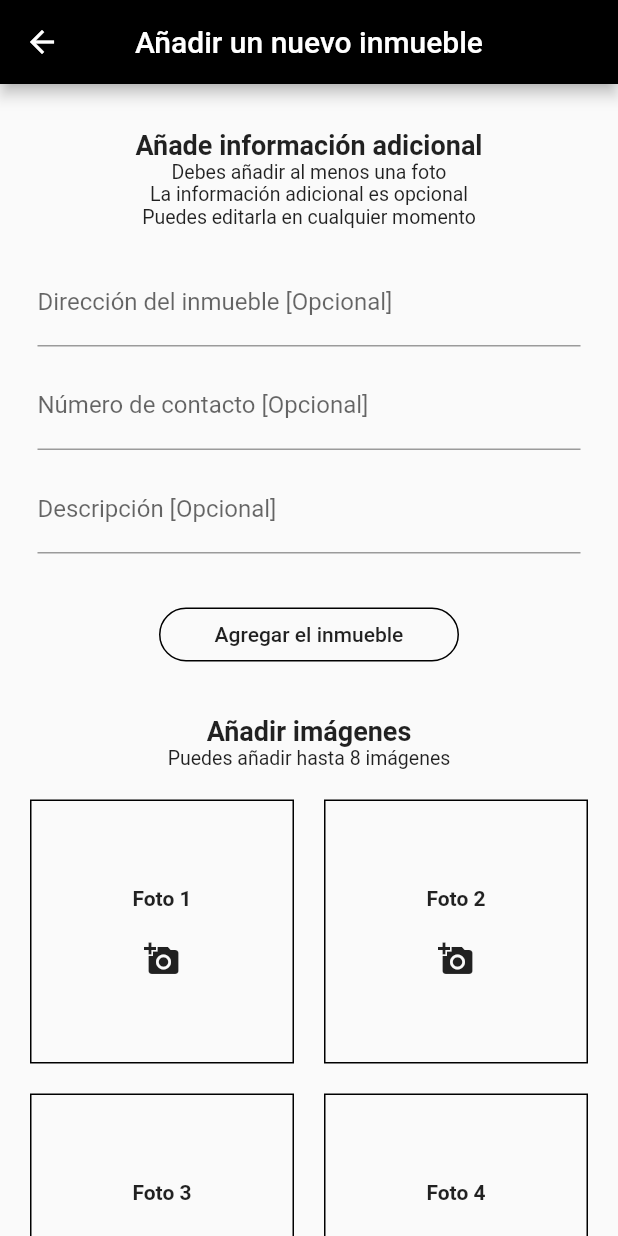
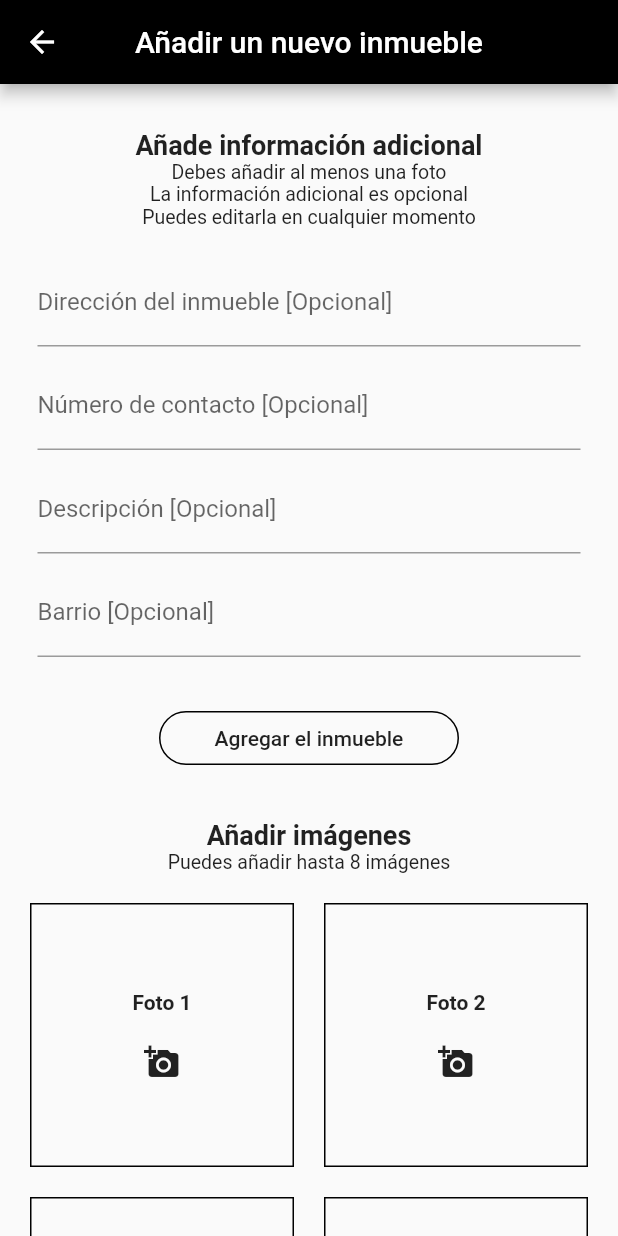
Before and after one commit to svelandiac/lets-walk, a Flutter app: the NewPropertyScreen screen opened by its route, on a phone screen of 412 x 824 dp. Run offline on Flutter 3.47's test engine with Material 2 defaults, Android fonts, the phone set to English and light mode, and no system bars; our stand-ins replace cloud_firestore, firebase_auth, firebase_storage, google_maps_flutter, image_picker, location; missing offline and left inert: geoflutterfire; accounts and stored records are empty; network calls fail; Roboto replaces fonts that are missing (Hind, Montserrat).

```diff
--- a/lib/src/models/property.dart
+++ b/lib/src/models/property.dart
@@ -8,6 +8,7 @@ class Property{
   String _contactNumber;
   List<dynamic> _photos;
   String _description;
+  String _neighborhood;
 
   GeoPoint _location;
   String _geohash;
@@ -19,7 +20,7 @@ class Property{
   bool _show;
 
 
-  Property ({String address, List photos, String description, String contactNumber, String documentID, GeoPoint location, String geohash, bool show = true}) {
+  Property ({String address, List photos, String description, String contactNumber, String documentID, GeoPoint location, String geohash, bool show = true, String neighborhood}) {
     if(photos==null)
       this._photos = List();
     else
@@ -40,6 +41,7 @@ class Property{
       this._geohash = geohash;
 
     this._show = show;
+    this._neighborhood = neighborhood;
   }
 
   String get documentID => this._documentID;
@@ -53,6 +55,7 @@ class Property{
   String get date => this._date;
   String get geohash => this._geohash;
   bool get show => this._show;
+  String get neighborhood => this._neighborhood;
 
   set documentID(String value){
     this._documentID = value;
@@ -98,6 +101,10 @@ class Property{
     this._show = value;
   }
 
+  set neighborhood(String value){
+    this._neighborhood = value;
+  }
+
   get details {
     return {'address': this._address, 'description': this._description, 'contactNumber': this._contactNumber};
   }
--- a/lib/src/services/modify_properties_service.dart
+++ b/lib/src/services/modify_properties_service.dart
@@ -21,7 +21,8 @@ class ModifyPropertiesService with ChangeNotifier {
     return propertyReference.setData({
       'details': _propertyToModify.details,
       'contacting': _propertyToModify.contacting,
-      'isContacted': _propertyToModify.isContacted
+      'isContacted': _propertyToModify.isContacted,
+      'neighborhood': _propertyToModify.neighborhood
     }, merge: true);
   }
 }
--- a/lib/src/services/saved_markers_service.dart
+++ b/lib/src/services/saved_markers_service.dart
@@ -107,6 +107,9 @@ class SavedMarkersService {
           //Show property
           newProperty.show = true;
 
+          //Neighborhood
+          newProperty.neighborhood = document.data['neighborhood'];
+
           locations.addNewProperty(newProperty);
         }
       });
@@ -134,7 +137,8 @@ class SavedMarkersService {
     return _firestore.collection('locations').add({
       'position': point.data,
       'details': property.details,
-      'pictures': _mapFromAList(uploadedPictures)
+      'pictures': _mapFromAList(uploadedPictures),
+      'neighborhood': property.neighborhood
     });
   }
 
--- a/lib/src/ui/add-new-property/new_property_screen.dart
+++ b/lib/src/ui/add-new-property/new_property_screen.dart
@@ -14,6 +14,7 @@ class _NewPropertyScreenState extends State<NewPropertyScreen> {
   TextEditingController _addressController = TextEditingController();
   TextEditingController _contactNumberController = TextEditingController();
   TextEditingController _descriptionController = TextEditingController();
+  TextEditingController _neighborhoodController = TextEditingController();
 
   SavedMarkersService  markersService;
 
@@ -41,7 +42,7 @@ class _NewPropertyScreenState extends State<NewPropertyScreen> {
   }
 
   Future getImage(ImageSource source) async {
-    var image = await ImagePicker.pickImage(source: source);
+    var image = await ImagePicker.pickImage(source: source, imageQuality: 35);
 
     setState(() {
       if(image!=null)
@@ -62,6 +63,7 @@ class _NewPropertyScreenState extends State<NewPropertyScreen> {
       newProperty.address = _addressController.text;
       newProperty.contactNumber = _contactNumberController.text;
       newProperty.description = _descriptionController.text;
+      newProperty.neighborhood = _neighborhoodController.text;
 
       markersService.addGeoPoint(newProperty).then((onValue){
         setState(() {
@@ -179,6 +181,16 @@ class _NewPropertyScreenState extends State<NewPropertyScreen> {
                 ),
               ),
               Padding(
+                padding: const EdgeInsets.only(right: 25.0, left: 25.0, top: 10.0),
+                child: TextField(
+                  controller: _neighborhoodController,
+                  decoration: InputDecoration(
+                    hintText: 'Barrio',
+                    labelText: 'Barrio [Opcional]'
+                  ),
+                ),
+              ),
+              Padding(
                 padding: const EdgeInsets.only(top: 30.0),
                 child: RoundedOutlinedButton(
                   text: 'Agregar el inmueble',
--- a/pubspec.yaml
+++ b/pubspec.yaml
@@ -40,13 +40,11 @@ dev_dependencies:
   flutter_test:
     sdk: flutter
 
-
 # For information on the generic Dart part of this file, see the
 # following page: https://dart.dev/tools/pub/pubspec
 
 # The following section is specific to Flutter.
 flutter:
-
   # The following line ensures that the Material Icons font is
   # included with your application, so that you can use the icons in
   # the material Icons class.
@@ -57,13 +55,10 @@ flutter:
     - assets/Silver-Balls-Swinging.gif
   #  - images/a_dot_burr.jpeg
   #  - images/a_dot_ham.jpeg
-
   # An image asset can refer to one or more resolution-specific "variants", see
   # https://flutter.dev/assets-and-images/#resolution-aware.
-
   # For details regarding adding assets from package dependencies, see
   # https://flutter.dev/assets-and-images/#from-packages
-
   # To add custom fonts to your application, add a fonts section here,
   # in this "flutter" section. Each entry in this list should have a
   # "family" key with the font family name, and a "fonts" key with a
```
Also changed, not shown: lib/src/ui/see-all-properties/edit_property_screen.dart (+25 -0 lines), lib/src/ui/see-all-properties/list_page.dart (+14 -23 lines).
